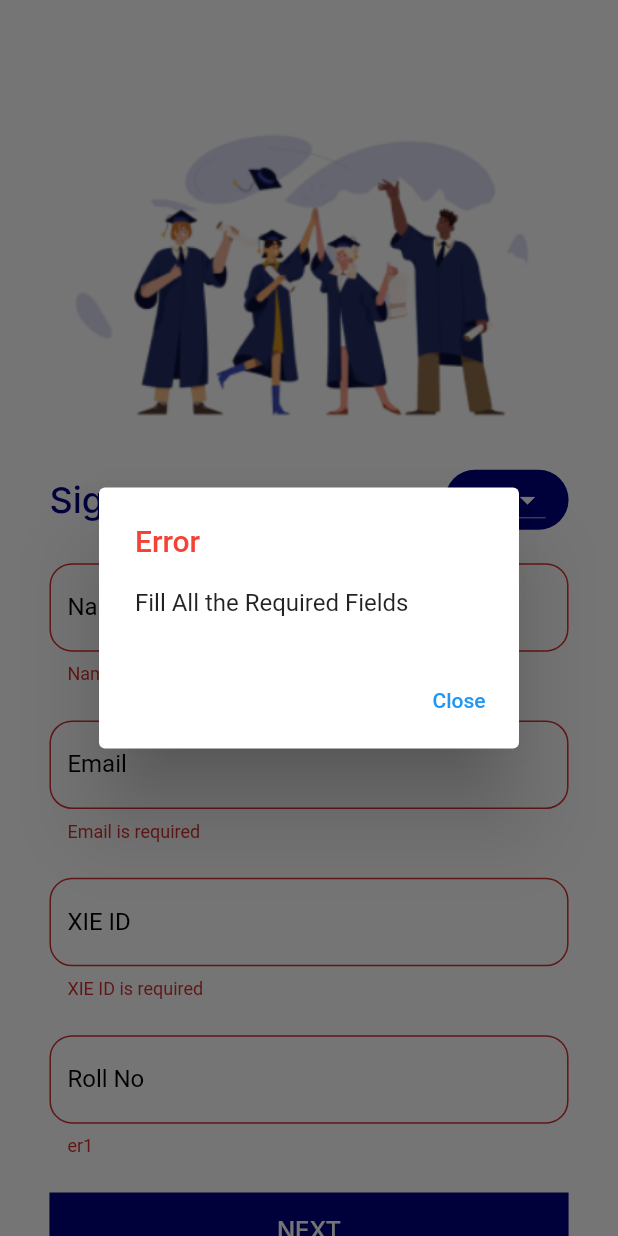
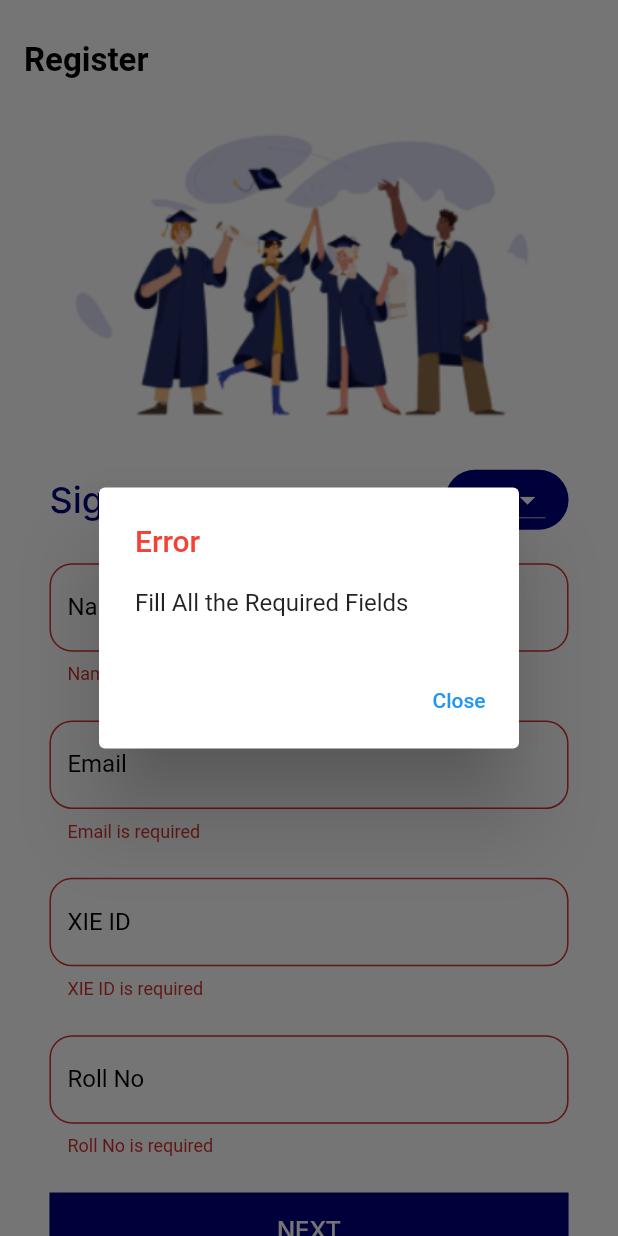
Before and after one commit to SohamDesai1/XIE-IT-HUB, a Flutter app: the Register screen opened by its route, after a tap on "NEXT", on a phone screen of 412 x 824 dp. Run offline on Flutter 3.47's test engine with Material 2 defaults, Android fonts, the phone set to English and light mode, and no system bars; our stand-ins replace animated_splash_screen, cloud_firestore, firebase_auth, firebase_core, floating_bottom_navigation_bar, flutter_riverpod and 8 more; missing offline and left inert: flutter_custom_carousel_slider, horizontal_calendar, syncfusion_flutter_pdfviewer; accounts and stored records are empty; Roboto replaces fonts that are missing (Inter).

Commit message:
resolved merge conflicts

```diff
--- a/lib/pages/auth/register1.dart
+++ b/lib/pages/auth/register1.dart
@@ -36,6 +36,7 @@ class _RegisterState extends ConsumerState<Register> {
       appBar: AppBar(
         backgroundColor: Theme.of(context).scaffoldBackgroundColor,
         elevation: 0,
+        title: const Text("Register"),
       ),
       body: SingleChildScrollView(
         child: Column(
@@ -141,8 +142,8 @@ class _RegisterState extends ConsumerState<Register> {
                       height: 2.9.h,
                     ),
                     InputField(
-                        er1: "er1",
-                        er2: "er2",
+                        er1: "Roll No is required",
+                        er2: "Roll No is not valid",
                         inputType: TextInputType.number,
                         controller: _rollNo,
                         label: "Roll No"),
--- a/lib/routes/go_router_provider.dart
+++ b/lib/routes/go_router_provider.dart
@@ -7,6 +7,7 @@ import 'package:college_manager/pages/notes.dart';
 import 'package:college_manager/pages/profile.dart';
 import 'package:college_manager/pages/auth/register1.dart';
 import 'package:college_manager/pages/auth/register2.dart';
+import 'package:college_manager/pages/results.dart';
 import 'package:college_manager/pages/subjects.dart';
 import 'package:college_manager/pages/syllabus.dart';
 import 'package:college_manager/routes/go_router_notifier.dart';
@@ -93,6 +94,11 @@ final goRouterProvider = Provider<GoRouter>((ref) {
         name: "Subjects",
         builder: (context, state) => Subjects(key: state.pageKey),
       ),
+      GoRoute(
+        path: '/results',
+        name: "Results",
+        builder: (context, state) => Results(key: state.pageKey),
+      ),
       ShellRoute(
         navigatorKey: _shell,
         builder: (context, state, child) => HomePage(key: state.pageKey),
```
Also changed, not shown: lib/pages/home_page.dart (+7 -4 lines), lib/pages/subjects.dart (+32 -18 lines), assets/images/results.jpg (added).
